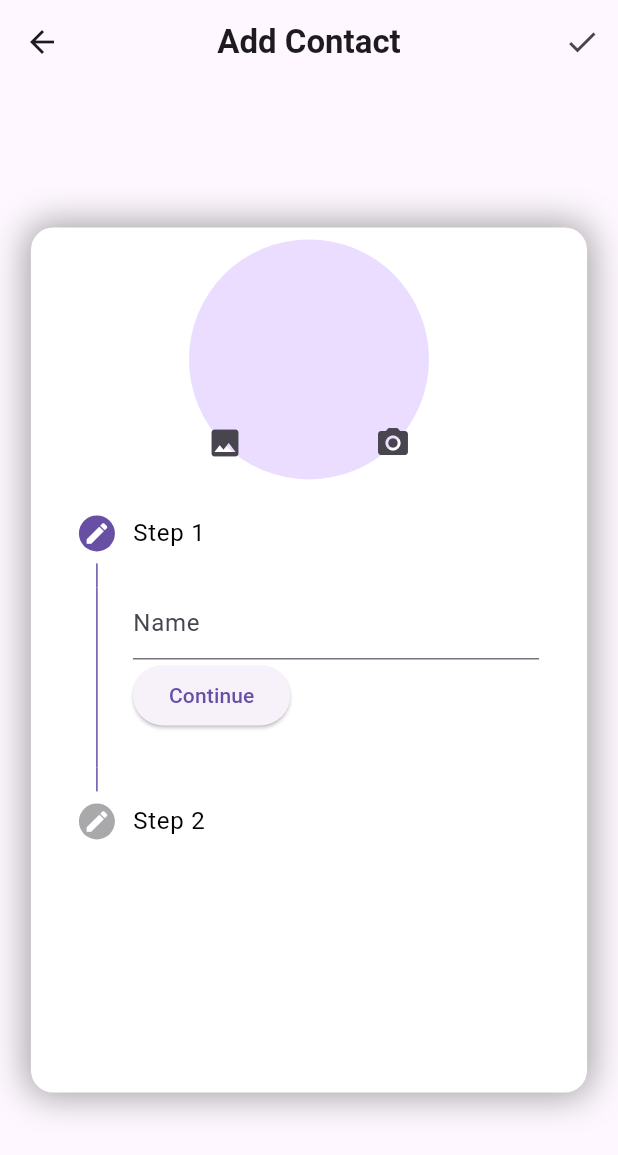
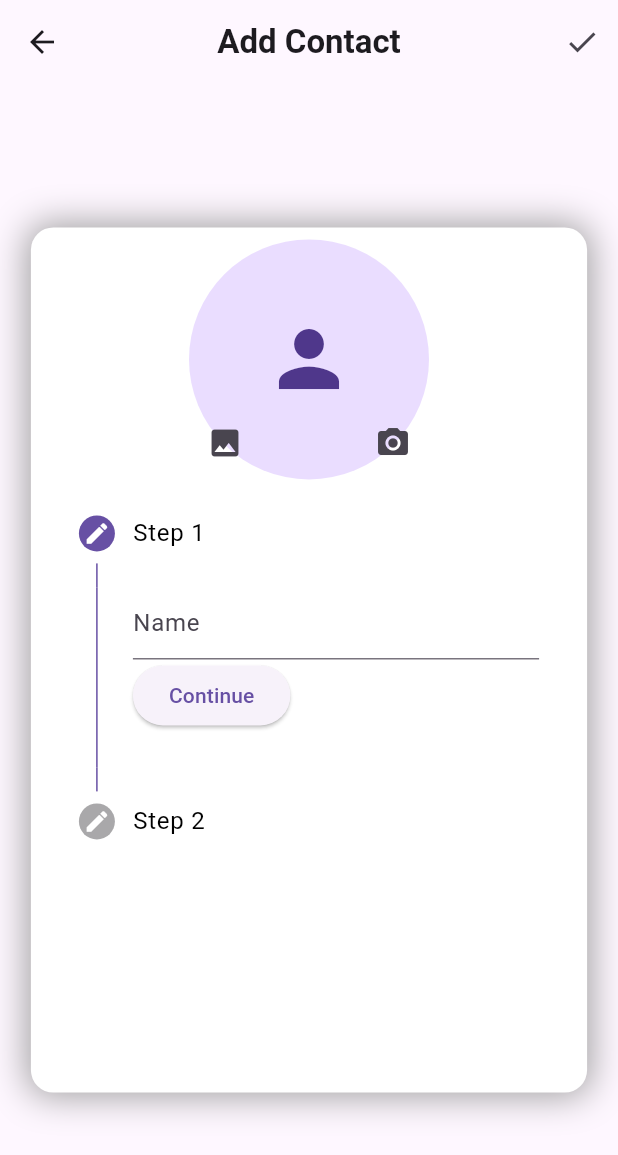
Before and after one commit to khushal1099/Contact_Diary, a Flutter app: the screen it shows after launch, after a tap on the "add" icon, on a phone screen of 412 x 824 dp. Shown: the top 1155 px of the screen. Run offline on Flutter 3.47's test engine with Material 3 defaults, Android fonts, the phone set to English and light mode, and no system bars; our stand-ins replace image_picker, share_plus, shared_preferences.

Commit message:
all done

```diff
--- a/lib/modal/util.dart
+++ /dev/null
@@ -1,3 +0,0 @@
-import 'contact_modal.dart';
-
-List<ContactModel> contactList = [];
--- a/lib/view/contact_save.dart
+++ b/lib/view/contact_save.dart
@@ -91,13 +91,19 @@ class _ContactSaveState extends State<ContactSave> {
                       Stack(
                         children: [
                           CircleAvatar(
-                              // backgroundColor: Colors.blue,
-                              maxRadius: 80,
-                              backgroundImage: contactprovider.xFile != null
-                                  ? FileImage(
-                                      File(contactprovider.xFile?.path ?? ""),
-                                    )
-                                  : null),
+                            maxRadius: 80,
+                            backgroundImage: contactprovider.xFile != null
+                                ? FileImage(
+                                    File(contactprovider.xFile?.path ?? ""),
+                                  )
+                                : null,
+                            child: contactprovider.xFile == null
+                                ? Icon(
+                                    Icons.person,
+                                    size: 60,
+                                  )
+                                : null,
+                          ),
                           Positioned(
                             right: 0,
                             bottom: 0,
@@ -155,7 +161,10 @@ class _ContactSaveState extends State<ContactSave> {
                         },
                         steps: [
                           Step(
-                            title: Text("Step 1",style: TextStyle(color: Colors.black),),
+                            title: Text(
+                              "Step 1",
+                              style: TextStyle(color: Colors.black),
+                            ),
                             content: TextFormField(
                               controller: contactprovider.nameController,
                               style: TextStyle(color: Colors.black),
@@ -178,7 +187,10 @@ class _ContactSaveState extends State<ContactSave> {
                                     : StepState.editing,
                           ),
                           Step(
-                            title: Text("Step 2",style: TextStyle(color: Colors.black),),
+                            title: Text(
+                              "Step 2",
+                              style: TextStyle(color: Colors.black),
+                            ),
                             content: TextFormField(
                               controller: contactprovider.contactController,
                               style: TextStyle(color: Colors.black),
--- a/lib/view/home_page.dart
+++ b/lib/view/home_page.dart
@@ -19,7 +19,10 @@ class _HomePageState extends State<HomePage> {
   Widget build(BuildContext context) {
     return Scaffold(
       appBar: AppBar(
-        title: Text("Contact Diary"),
+        title: Text(
+          "Contacts",
+          style: TextStyle(fontWeight: FontWeight.bold),
+        ),
         centerTitle: true,
         actions: [
           IconButton(
@@ -38,7 +41,8 @@ class _HomePageState extends State<HomePage> {
       ),
       body: Consumer<ContactProvider>(
         builder: (BuildContext context, contactprovider, child) {
-          return ListView.builder(
+          return contactprovider.contactList.isNotEmpty ?
+          ListView.builder(
             itemCount: contactprovider.contactList.length,
             itemBuilder: (context, index) {
               var contactModel = contactprovider.contactList[index];
@@ -47,11 +51,16 @@ class _HomePageState extends State<HomePage> {
                   ListTile(
                     title: Text(contactModel.name ?? ""),
                     leading: CircleAvatar(
-                      backgroundColor: Colors.blue,
                       maxRadius: 40,
                       backgroundImage: contactModel.xFile != null
                           ? FileImage(
                               File(contactModel.xFile!.path ?? ""),
+                            )
+                          : null,
+                      child: contactModel.xFile == null
+                          ? Icon(
+                              Icons.person, // Replace with your desired icon
+                              size: 48,
                             )
                           : null,
                     ),
@@ -137,6 +146,19 @@ class _HomePageState extends State<HomePage> {
                 ],
               );
             },
+          )
+              :
+          Center(
+            child: Column(
+              mainAxisAlignment: MainAxisAlignment.center,
+              children: [
+                Icon(
+                  Icons.person,
+                  size: 200,
+                ),
+                Text("Add Contact",style: TextStyle(fontSize: 40),)
+              ],
+            ),
           );
         },
       ),
--- a/pubspec.yaml
+++ b/pubspec.yaml
@@ -65,8 +65,8 @@ flutter:
   uses-material-design: true
 
   # To add assets to your application, add an assets section, like this:
-  # assets:
-  #   - images/a_dot_burr.jpeg
+  assets:
+     - images/
   #   - images/a_dot_ham.jpeg
 
   # An image asset can refer to one or more resolution-specific "variants", see
```
Also changed, not shown: images/person.png (added).
